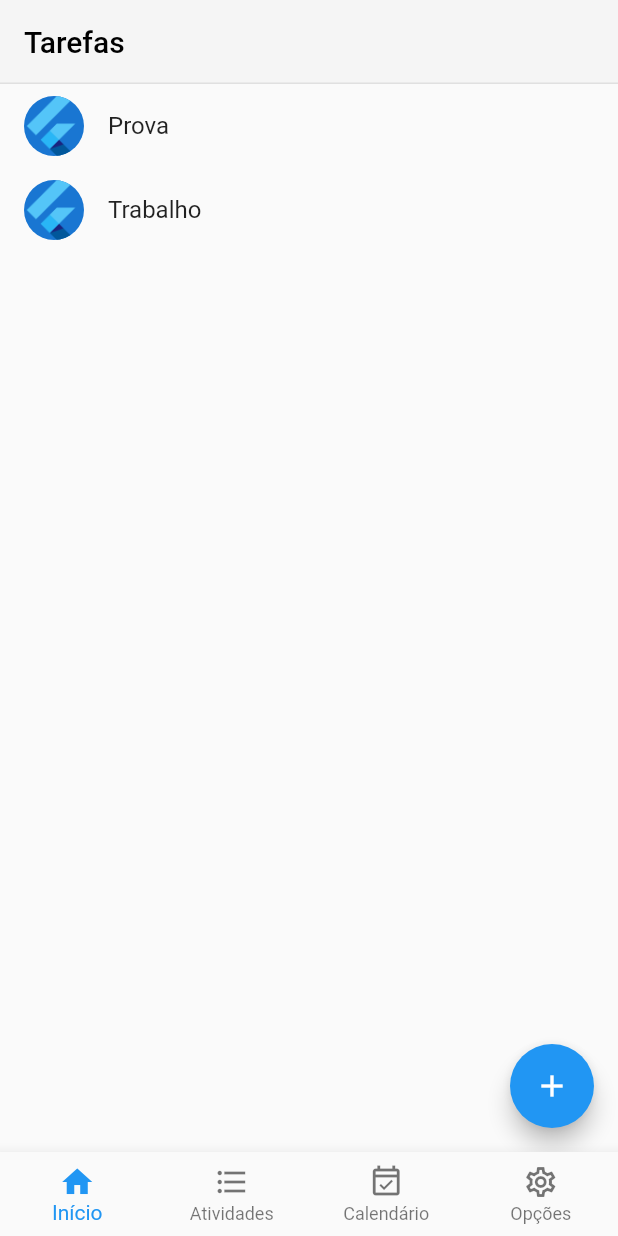
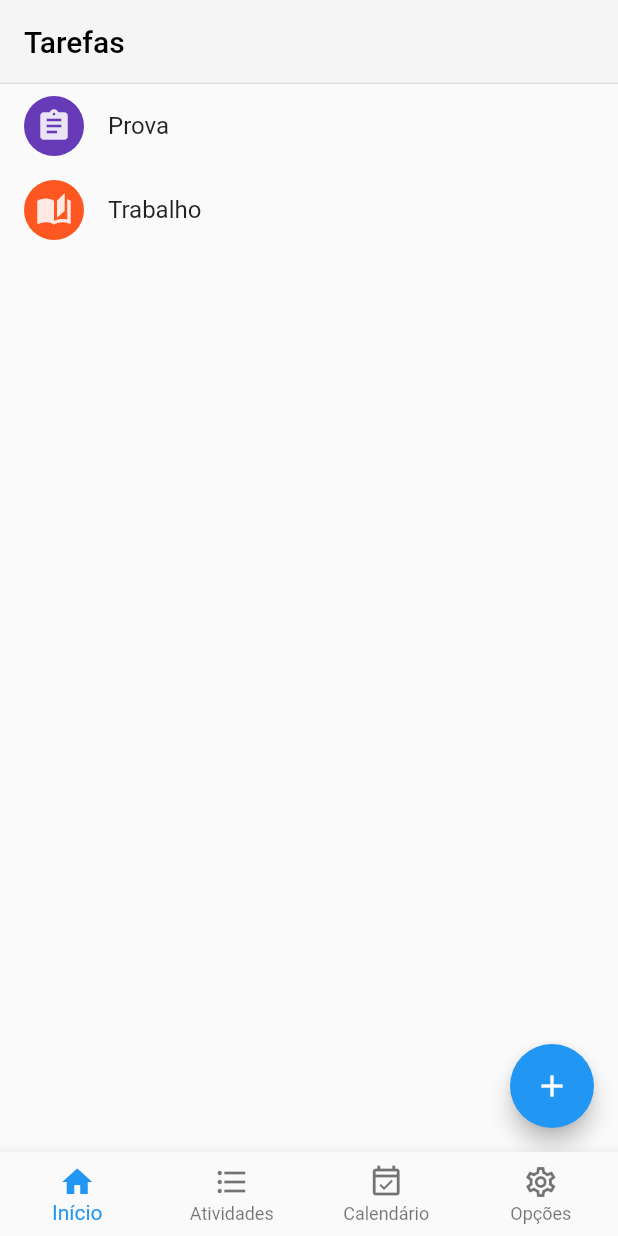
Before and after one commit to habibasseiss/school_planner, a Flutter app: the screen it shows after launch, swiped to page 2, on a phone screen of 412 x 824 dp. Run offline on Flutter 3.47's test engine with Material 2 defaults, Android fonts, the phone set to English and light mode, and no system bars; our stand-ins replace flutter_svg, table_calendar.

Commit message:
ìcones da Home implementados em Atividades

```diff
--- a/lib/src/tasks/tasks_list_view.dart
+++ b/lib/src/tasks/tasks_list_view.dart
@@ -1,4 +1,5 @@
 import 'package:flutter/material.dart';
+import 'package:school_planner/src/home/components/task_list_tile.dart';
 import 'package:school_planner/src/models/task.dart';
 import 'package:school_planner/src/tasks/Tasks_details_view.dart';
 
@@ -52,10 +53,7 @@ class SampleItemListView extends StatelessWidget {
 
           return ListTile(
               title: Text(item.title),
-              leading: const CircleAvatar(
-                // Display the Flutter Logo image asset.
-                foregroundImage: AssetImage('assets/images/flutter_logo.png'),
-              ),
+              leading: getIcon(items[index].type),
               onTap: () {
                 // Navigate to the details page.
                 Navigator.restorablePushNamed(
@@ -68,4 +66,29 @@ class SampleItemListView extends StatelessWidget {
       ),
     );
   }
+
+  Widget? getIcon(TaskType type) {
+    IconData iconData;
+    Color color;
+
+    switch (type) {
+      case TaskType.test:
+        iconData = Icons.assignment;
+        color = Colors.deepPurple;
+        break;
+      case TaskType.homework:
+        iconData = Icons.auto_stories;
+        color = Colors.deepOrange;
+        break;
+      case TaskType.meeting:
+        iconData = Icons.people;
+        color = Colors.teal;
+        break;
+    }
+
+    return CircleAvatar(
+      backgroundColor: color,
+      child: Icon(iconData, color: Colors.white.withAlpha(220)),
+    );
+  }
 }
```
